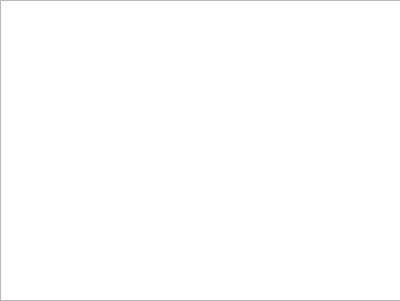
The window that dialogy/clickimageevent.ui (RaphCucul/Image-registration-GUI) describes before a commit, drawn with Qt 5.
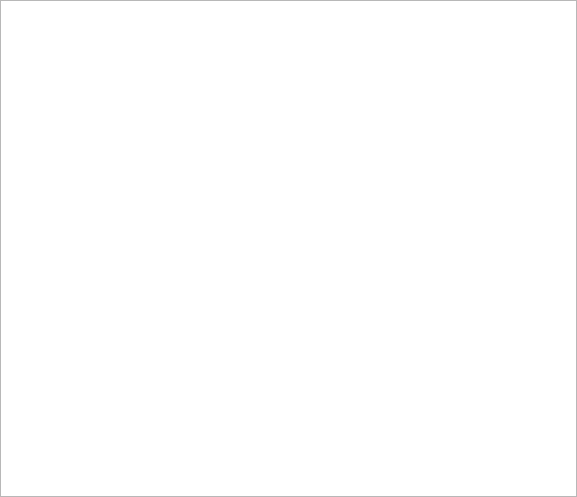
The same window after the commit.

Patch:
```diff
--- a/dialogy/clickimageevent.ui
+++ b/dialogy/clickimageevent.ui
@@ -6,8 +6,8 @@
    <rect>
     <x>0</x>
     <y>0</y>
-    <width>400</width>
-    <height>301</height>
+    <width>577</width>
+    <height>497</height>
    </rect>
   </property>
   <property name="sizePolicy">
@@ -19,16 +19,29 @@
   <property name="windowTitle">
    <string>Označte nejvnitřnější stranu anomálie</string>
   </property>
-  <widget class="QGraphicsView" name="clickImage">
-   <property name="geometry">
-    <rect>
-     <x>0</x>
-     <y>0</y>
-     <width>401</width>
-     <height>301</height>
-    </rect>
+  <layout class="QVBoxLayout" name="verticalLayout">
+   <property name="spacing">
+    <number>0</number>
    </property>
-  </widget>
+   <property name="leftMargin">
+    <number>0</number>
+   </property>
+   <property name="topMargin">
+    <number>0</number>
+   </property>
+   <property name="rightMargin">
+    <number>0</number>
+   </property>
+   <property name="bottomMargin">
+    <number>0</number>
+   </property>
+   <item>
+    <widget class="QGraphicsView" name="clickImage"/>
+   </item>
+   <item>
+    <layout class="QGridLayout" name="optionalContent"/>
+   </item>
+  </layout>
  </widget>
  <resources/>
  <connections/>
```
